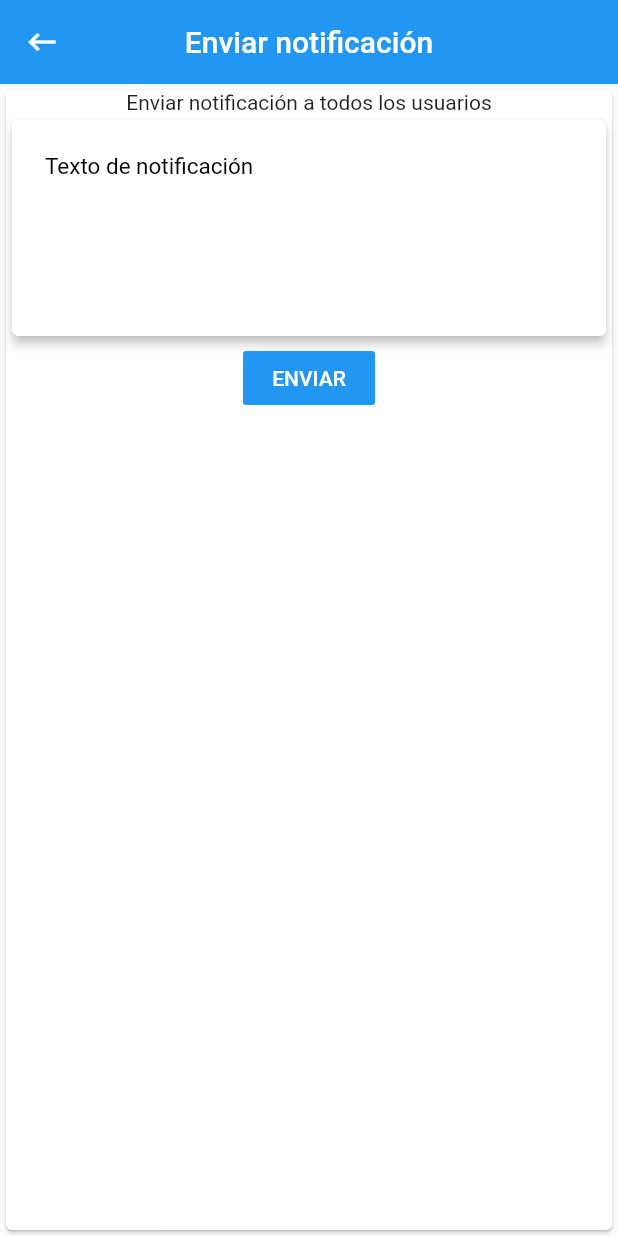
After one commit to sabhishek78/restaurantsideapp, a Flutter app: the SendNotificationScreen screen opened directly, on a phone screen of 412 x 824 dp. The commit adds this screen. Run offline on Flutter 3.47's test engine with Material 2 defaults, Android fonts, the phone set to English and light mode, and no system bars; our stand-ins replace cloud_firestore, firebase_auth, firebase_core, firebase_messaging, firebase_storage, fluttertoast and 1 more; accounts and stored records are empty.

Commit message:
code corrected

```diff
--- /dev/null
+++ b/lib/send_notification.dart
@@ -0,0 +1,131 @@
+import 'dart:convert';
+import 'package:http/http.dart';
+import 'package:cloud_firestore/cloud_firestore.dart';
+import 'package:firebase_auth/firebase_auth.dart';
+import 'package:flutter/cupertino.dart';
+import 'package:flutter/material.dart';
+import 'package:fluttertoast/fluttertoast.dart';
+
+class SendNotificationScreen extends StatefulWidget {
+  SendNotificationScreen({Key key}) : super(key: key);
+  @override
+  _SendNotificationScreenState createState() => _SendNotificationScreenState();
+}
+
+class _SendNotificationScreenState extends State<SendNotificationScreen> {
+  final firestoreInstance = FirebaseFirestore.instance;
+  FirebaseAuth auth = FirebaseAuth.instance;
+  final TextEditingController notificationController = new TextEditingController();
+  List<Map> users=[];
+  bool _isButtonDisabled=false;
+  uploadNotificationToFirebase(text)async{
+    _isButtonDisabled=true;
+    setState(() {
+    });
+    DocumentReference documentReference = FirebaseFirestore.instance.collection('notification').doc("dwpLs97JleIhbpm9jqUY");
+    await documentReference.set({
+      "message":text
+    });
+    _isButtonDisabled=false;
+    setState(() {
+    });
+    Fluttertoast.showToast(msg: "Notification Sent");//Item Added To Cart
+    print("Notification Uploaded to Firebase");
+  }
+
+  @override
+  void initState() {
+    // TODO: implement initState
+    super.initState();
+
+  }
+  @override
+  Widget build(BuildContext context) {
+    return Scaffold(
+        appBar: AppBar(
+          automaticallyImplyLeading: false,
+          leading: IconButton(
+            icon: Icon(
+              Icons.keyboard_backspace,
+            ),
+            onPressed: ()=>Navigator.pop(context),
+          ),
+          centerTitle: true,
+          title: Text(
+            "Enviar notificación",
+          ),
+          elevation: 0.0,
+          actions: <Widget>[
+          ],
+        ),
+        body:Center(
+          child: Card(
+            child: Column(
+              children: <Widget>[
+                Text("Enviar notificación a todos los usuarios"),
+                Card(
+                  elevation: 3.0,
+                  child: Container(
+                    margin: EdgeInsets.all(12),
+                    height: 5 * 24.0,
+                    decoration: BoxDecoration(
+                      color: Colors.white,
+                      borderRadius: BorderRadius.all(
+                        Radius.circular(5.0),
+                      ),
+                    ),
+                    child: TextField(
+                      keyboardType: TextInputType.text,
+                      style: TextStyle(
+                        fontSize: 15.0,
+                        color: Colors.black,
+                      ),
+                      decoration: InputDecoration(
+                        contentPadding: EdgeInsets.all(10.0),
+                        border: OutlineInputBorder(
+                          borderRadius: BorderRadius.circular(5.0),
+                          borderSide: BorderSide(
+                            color: Colors.white,
+                          ),
+                        ),
+                        enabledBorder: OutlineInputBorder(
+                          borderSide: BorderSide(
+                            color: Colors.white,
+                          ),
+                          borderRadius: BorderRadius.circular(5.0),
+                        ),
+                        hintText: "Texto de notificación",
+                        hintStyle: TextStyle(
+                          fontSize: 15.0,
+                          color: Colors.black,
+                        ),
+
+                      ),
+                      maxLines: 5,
+                      controller: notificationController,
+                    ),
+                  ),
+                ),
+                FlatButton(
+                  color: _isButtonDisabled?Colors.grey:Theme.of(context).accentColor,
+                  child: Text(
+                    "Enviar".toUpperCase(),//Send
+                    style: TextStyle(
+                      color: Colors.white,
+                    ),
+                  ),
+                  onPressed: ()async{
+                    if(!_isButtonDisabled)
+                      await uploadNotificationToFirebase(notificationController.text);
+                    notificationController.clear();
+                    get("https://us-central1-restaurantapp-65d0e.cloudfunctions.net/sendNotificationToAllUsers");
+
+                  },
+                ),
+              ],
+            ),
+          ),
+        )
+    );
+  }
+}
--- a/pubspec.yaml
+++ b/pubspec.yaml
@@ -34,6 +34,7 @@ dependencies:
   # Use with the CupertinoIcons class for iOS style icons.
   cupertino_icons: ^0.1.3
   firebase_messaging: ^7.0.2
+  http: ^0.12.2
 
 dev_dependencies:
   flutter_test:
```
Also changed, not shown: lib/main_screen.dart (+23 -0 lines), pubspec.lock.
